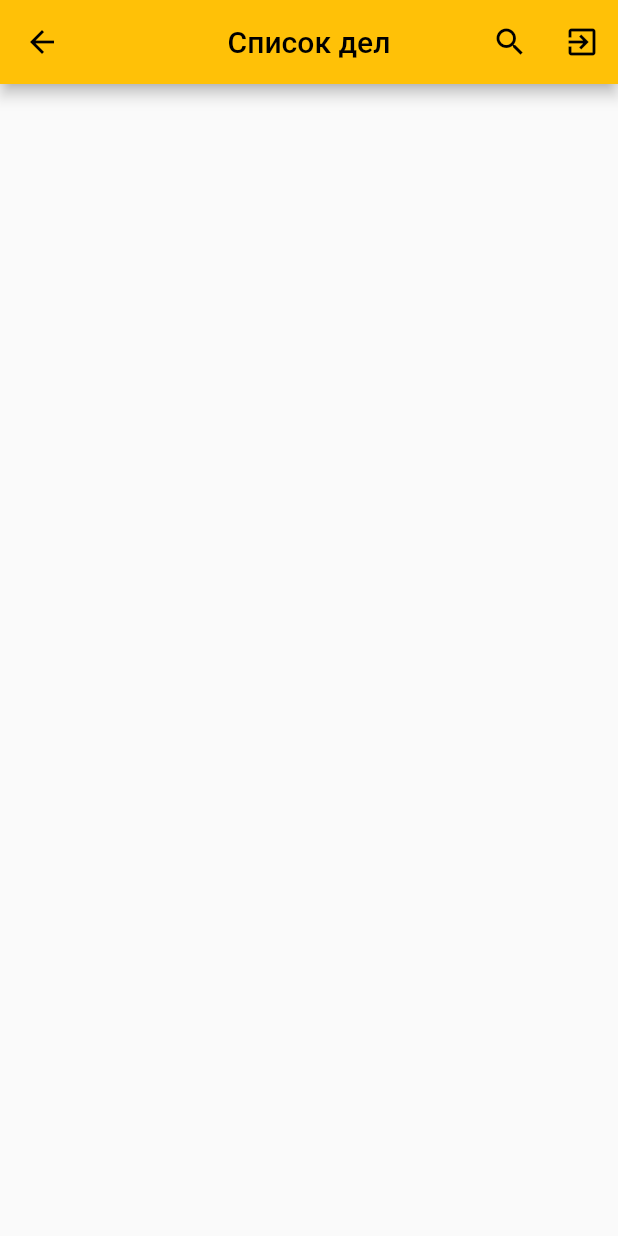
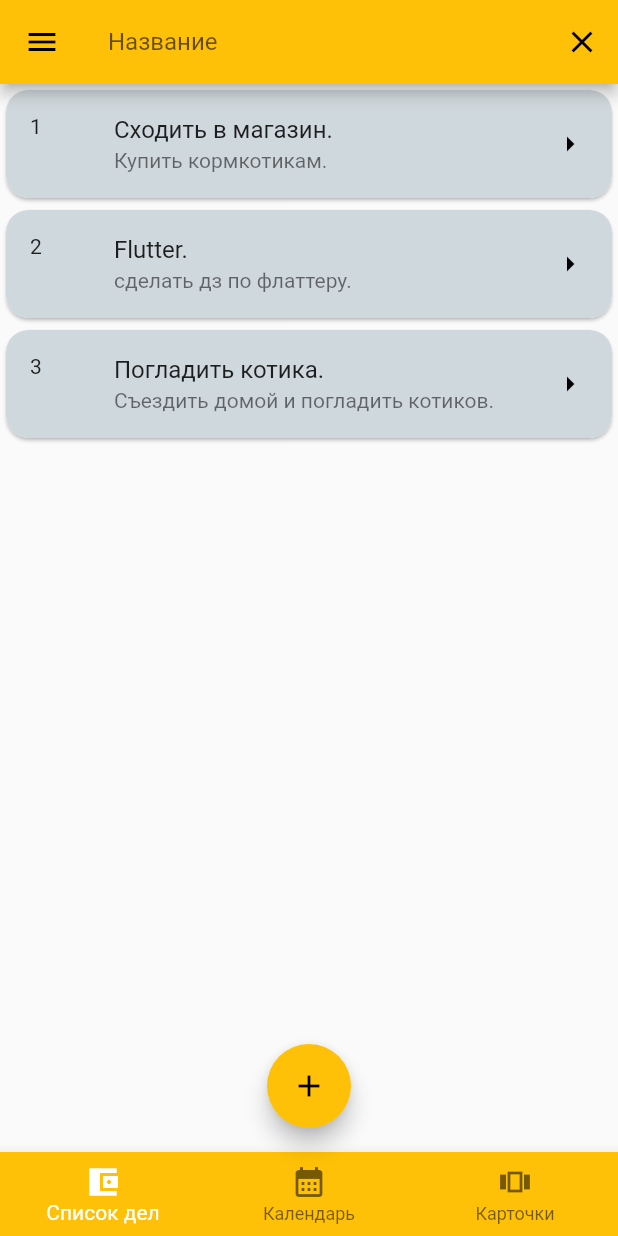
Before and after one commit to dobriy-yashcher/test_flutter_project, a Flutter app: the HomePage screen opened by its route, after a tap on the "search" icon, on a phone screen of 412 x 824 dp. Run offline on Flutter 3.47's test engine with Material 2 defaults, Android fonts, the phone set to English and light mode, and no system bars.

Commit message:
add other pages

```diff
--- a/lib/main.dart
+++ b/lib/main.dart
@@ -16,7 +16,7 @@ class MainApp extends StatelessWidget {
       debugShowCheckedModeBanner: false,
       routes: {
         '/': (context) => const AuthPage(),
-        'home': (context) => const HomePage(),
+        '/home': (context) => const HomePage(),
       },
     );
   }
--- /dev/null
+++ b/lib/pages/deals_page.dart
@@ -0,0 +1,61 @@
+import 'package:flutter/material.dart';
+
+class DealsPage extends StatefulWidget {
+  final String searchText;
+  const DealsPage(this.searchText, {super.key});
+
+  @override
+  State<DealsPage> createState() => _DealsPageState();
+}
+
+class _DealsPageState extends State<DealsPage> {
+  List<Deal> currentDeals = List.from(deals);
+
+  Widget generateListTile(BuildContext context, int index) {
+    var deal = currentDeals[index];
+    return Card(
+      shape: RoundedRectangleBorder(
+        borderRadius: BorderRadius.circular(15),
+      ),
+      child: ListTile(
+        shape: RoundedRectangleBorder(
+          borderRadius: BorderRadius.circular(15),
+        ),
+        tileColor: Colors.blueGrey[100],
+        title: Text(deal.title),
+        subtitle: Text(deal.description),
+        leading: Text(deal.id.toString()),
+        onTap: () {},
+        trailing: const Icon(
+          Icons.arrow_right,
+          color: Colors.black,
+        ),
+      ),
+    );
+  }
+
+  @override
+  Widget build(BuildContext context) {
+    currentDeals = deals
+        .where((x) => x.title.toLowerCase().contains(widget.searchText))
+        .toList();
+    return ListView.builder(
+      itemBuilder: (context, index) => generateListTile(context, index),
+      itemCount: currentDeals.length,
+    );
+  }
+}
+
+class Deal {
+  final int id;
+  final String title;
+  final String description;
+
+  Deal(this.id, this.title, this.description);
+}
+
+List<Deal> deals = [
+  Deal(1, 'Сходить в магазин.', 'Купить кормкотикам.'),
+  Deal(2, 'Flutter.', 'сделать дз по флаттеру.'),
+  Deal(3, 'Погладить котика.', 'Съездить домой и погладить котиков.'),
+];
--- a/lib/pages/home_page.dart
+++ b/lib/pages/home_page.dart
@@ -1,5 +1,8 @@
 import 'package:flutter/cupertino.dart';
 import 'package:flutter/material.dart';
+import 'package:test_project/pages/calendar_page.dart';
+import 'package:test_project/pages/cards_page.dart';
+import 'package:test_project/pages/deals_page.dart';
 
 class HomePage extends StatefulWidget {
   const HomePage({
@@ -22,12 +25,34 @@ class _HomePageState extends State<HomePage> {
 
   Widget getCurrentPage(int index) {
     final listPages = [
-      // DealsPage(searchText),
-      // const CalendarPage(),
-      // const CardPage(),
+      DealsPage(searchText),
+      const CalendarPage(),
+      const CardsPage(),
     ];
 
     return listPages[index];
+  }
+
+  AppBar getDefaultAppBar(BuildContext context) {
+    return AppBar(
+        actions: [
+          IconButton(
+              onPressed: () {
+                setState(() {
+                  searchController.clear();
+                  isDefaultAppBar = !isDefaultAppBar;
+                });
+              },
+              icon: const Icon(Icons.close))
+        ],
+        title: TextField(
+            controller: searchController,
+            onChanged: (value) {
+              setState(() {
+                searchText = value.toLowerCase();
+              });
+            },
+            decoration: const InputDecoration(label: Text("Название"))));
   }
 
   AppBar getSerchAppBar(BuildContext context) {
@@ -57,7 +82,59 @@ class _HomePageState extends State<HomePage> {
     var primaryColor = Theme.of(context).primaryColor;
 
     return Scaffold(
-      appBar: getSerchAppBar(context),
+      appBar:
+          isDefaultAppBar ? getSerchAppBar(context) : getDefaultAppBar(context),
+      body: Container(child: getCurrentPage(index)),
+      floatingActionButton: AnimatedOpacity(
+          duration: const Duration(microseconds: 300),
+          opacity: _showButton ? 1 : 0,
+          child: FloatingActionButton(
+              onPressed: () {}, child: const Icon(Icons.add))),
+      floatingActionButtonLocation: FloatingActionButtonLocation.centerFloat,
+      drawer: const Drawer(),
+      bottomNavigationBar: BottomNavigationBar(
+        currentIndex: index,
+        backgroundColor: primaryColor,
+        selectedItemColor: Colors.white,
+        items: const [
+          BottomNavigationBarItem(
+            icon: Icon(Icons.account_balance_wallet_sharp),
+            label: 'Список дел',
+          ),
+          BottomNavigationBarItem(
+            icon: Icon(Icons.calendar_month),
+            label: 'Календарь',
+          ),
+          BottomNavigationBarItem(
+            icon: Icon(Icons.view_carousel_outlined),
+            label: 'Карточки',
+          )
+        ],
+        onTap: ((value) {
+          setState(() {
+            index = value;
+            _showButton = index == 0;
+
+            switch (index) {
+              case 0:
+                title = "Список дел";
+                break;
+              case 1:
+                title = 'Календарь';
+                break;
+              case 2:
+                title = 'Карточки';
+                break;
+            }
+          });
+        }),
+      ),
     );
   }
+
+  @override
+  void dispose() {
+    searchController.dispose();
+    super.dispose();
+  }
 }
```
Also changed, not shown: lib/pages/calendar_page.dart (added, +15 -0 lines), lib/pages/cards_page.dart (added, +81 -0 lines).
